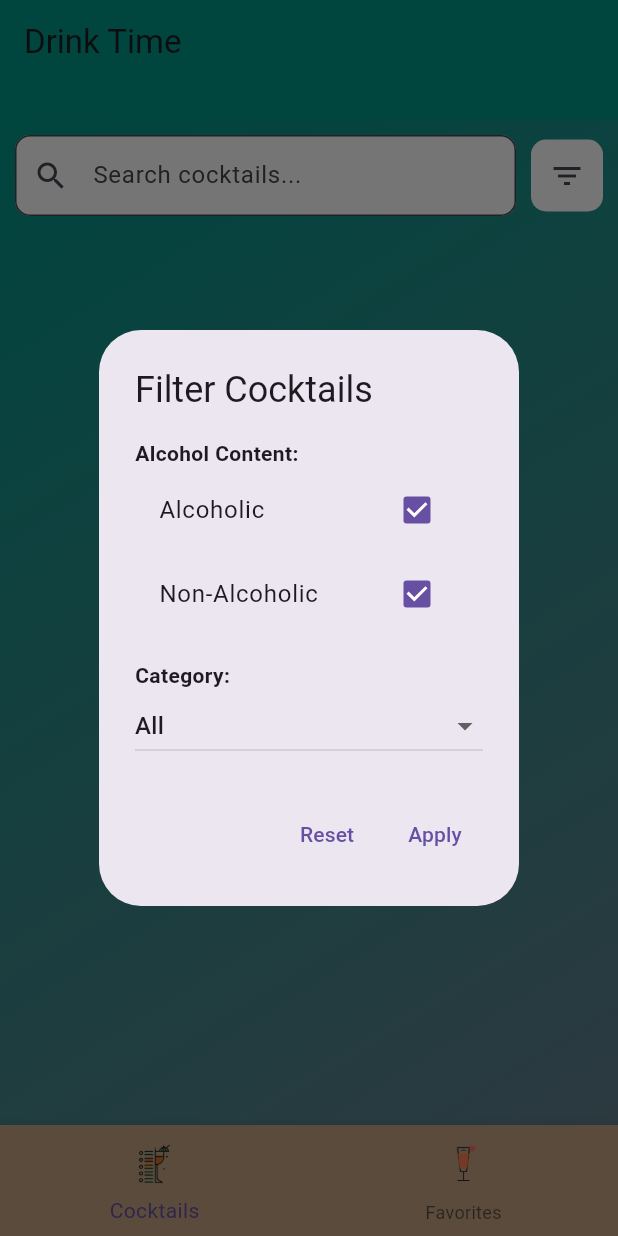
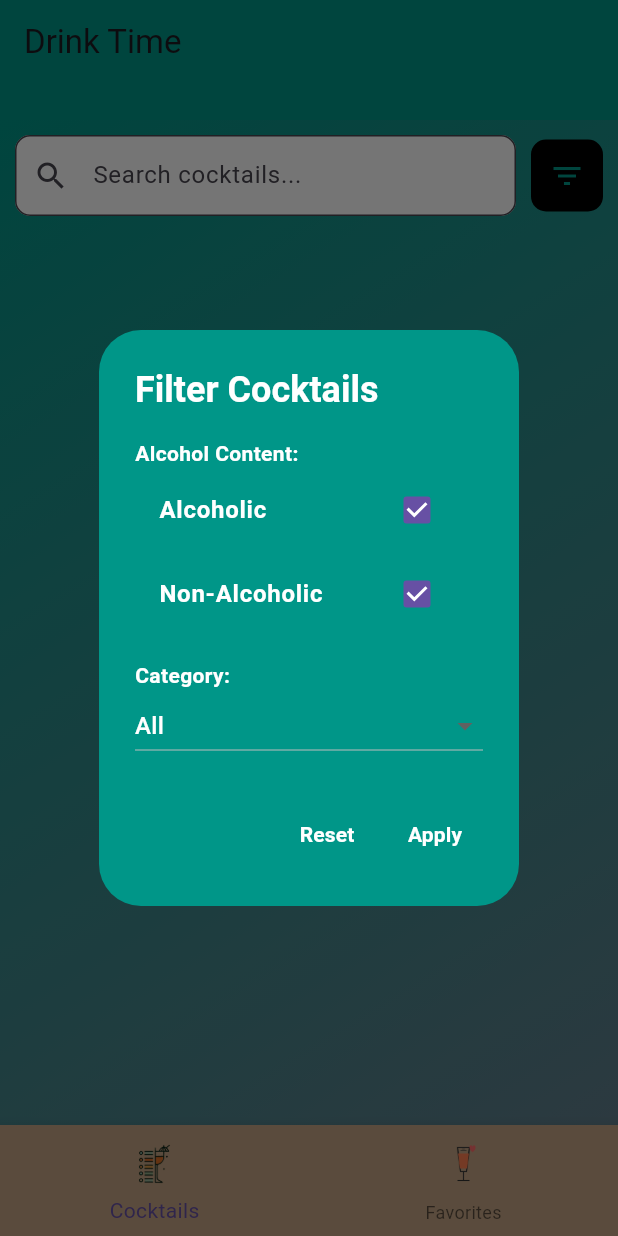
Before and after one commit to ColemanKokotti/MakeMeADrink, a Flutter app: the CocktailListScreen screen opened directly with empty values, after a tap on the "filter list" icon, on a phone screen of 412 x 824 dp. Run offline on Flutter 3.47's test engine with Material 3 defaults, Android fonts, the phone set to English and light mode, and no system bars.

Commit message:
Ultimi cambiamenti di colore e tolta pure la scritta di debug da sopra il progetto

```diff
--- a/lib/main.dart
+++ b/lib/main.dart
@@ -10,6 +10,7 @@
     DeviceOrientation.portraitDown,
   ]).then((value) => runApp(
         MaterialApp(
+          debugShowCheckedModeBanner: false,
           home: StartScreen(),
         ),
       ));
--- a/lib/screens/cocktail_list_screen.dart
+++ b/lib/screens/cocktail_list_screen.dart
@@ -34,7 +34,8 @@ class _CocktailListScreenState extends State<CocktailListScreen> {
       context: context,
       builder: (BuildContext context) {
         return AlertDialog(
-          title: const Text('Filter Cocktails'),
+          backgroundColor: Colors.teal ,
+          title: const Text('Filter Cocktails', style: TextStyle(fontWeight: FontWeight.bold,color: Colors.white)),
           content: StatefulBuilder(
             builder: (BuildContext context, StateSetter setState) {
               return SingleChildScrollView(
@@ -42,9 +43,9 @@ class _CocktailListScreenState extends State<CocktailListScreen> {
                   mainAxisSize: MainAxisSize.min,
                   crossAxisAlignment: CrossAxisAlignment.start,
                   children: [
-                    const Text('Alcohol Content:', style: TextStyle(fontWeight: FontWeight.bold)),
+                    const Text('Alcohol Content:', style: TextStyle(fontWeight: FontWeight.bold,color: Colors.white)),
                     CheckboxListTile(
-                      title: const Text('Alcoholic'),
+                      title: const Text('Alcoholic' ,style: TextStyle(fontWeight: FontWeight.bold,color: Colors.white)),
                       value: _showAlcoholic,
                       onChanged: (bool? value) {
                         setState(() {
@@ -53,7 +54,7 @@ class _CocktailListScreenState extends State<CocktailListScreen> {
                       },
                     ),
                     CheckboxListTile(
-                      title: const Text('Non-Alcoholic'),
+                      title: const Text('Non-Alcoholic', style: TextStyle(fontWeight: FontWeight.bold,color: Colors.white)),
                       value: _showNonAlcoholic,
                       onChanged: (bool? value) {
                         setState(() {
@@ -62,11 +63,13 @@ class _CocktailListScreenState extends State<CocktailListScreen> {
                       },
                     ),
                     const SizedBox(height: 16),
-                    const Text('Category:', style: TextStyle(fontWeight: FontWeight.bold)),
+                    const Text('Category:', style: TextStyle(fontWeight: FontWeight.bold,color: Colors.white)),
                     DropdownButton<String>(
                       value: _selectedCategory,
                       isExpanded: true,
-                      items: ['All',
+                      dropdownColor: Colors.teal,
+                      items: [
+                        'All',
                         'Cocktail',
                         'Shot',
                         'Coffee / Tea',
@@ -76,11 +79,14 @@ class _CocktailListScreenState extends State<CocktailListScreen> {
                         'Cocoa',
                         'Homemade Liqueur',
                         'Beer',
-                        'Other / Unknown']
-                          .map((String value) {
+                        'Other / Unknown'
+                      ].map((String value) {
                         return DropdownMenuItem<String>(
                           value: value,
-                          child: Text(value),
+                          child: Text(
+                            value,
+                            style: TextStyle(color: Colors.white),
+                          ),
                         );
                       }).toList(),
                       onChanged: (String? newValue) {
@@ -88,7 +94,8 @@ class _CocktailListScreenState extends State<CocktailListScreen> {
                           _selectedCategory = newValue!;
                         });
                       },
-                    ),
+                    )
+
                   ],
                 ),
               );
@@ -96,7 +103,7 @@ class _CocktailListScreenState extends State<CocktailListScreen> {
           ),
           actions: [
             TextButton(
-              child: const Text('Reset'),
+              child: const Text('Reset' , style: TextStyle(fontWeight: FontWeight.bold,color: Colors.white)),
               onPressed: () {
                 setState(() {
                   _showAlcoholic = true;
@@ -108,7 +115,7 @@ class _CocktailListScreenState extends State<CocktailListScreen> {
               },
             ),
             TextButton(
-              child: const Text('Apply'),
+              child: const Text('Apply' ,style: TextStyle(fontWeight: FontWeight.bold,color: Colors.white)),
               onPressed: () {
                 _filterCocktails();
                 Navigator.of(context).pop();
@@ -195,12 +202,13 @@ class _CocktailListScreenState extends State<CocktailListScreen> {
                   const SizedBox(width: 10),
                   Container(
                     decoration: BoxDecoration(
-                      color: Colors.white,
+                      color: Colors.black,
                       borderRadius: BorderRadius.circular(10),
                     ),
                     child: IconButton(
                       icon: const Icon(Icons.filter_list),
                       onPressed: _showFilterDialog,
+                      color: Colors.teal,
                     ),
                   ),
                 ],
```
